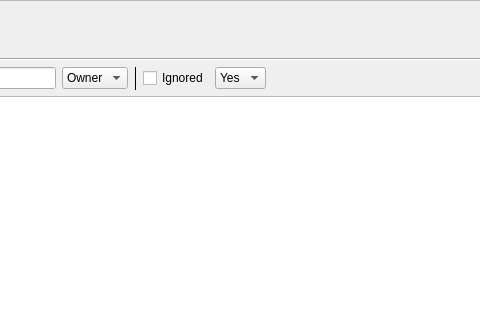
The window that ui/check_status.ui (danlabici/taskcluster-worker-checker) describes before a commit, drawn with Qt 5; both pictures show x 352 to 832 and y 0 to 320 of the 976 by 516 pixel window.
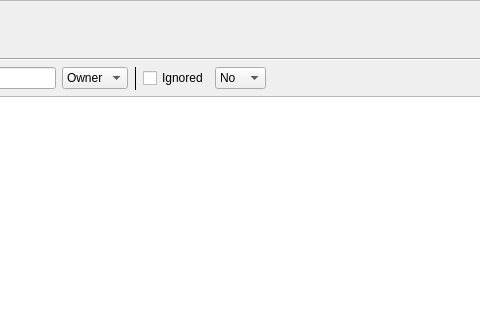
The same window after the commit.

The edit to the form file:
```diff
--- a/ui/check_status.ui
+++ b/ui/check_status.ui
@@ -180,12 +180,12 @@
       <widget class="QComboBox" name="ignore_combo">
        <item>
         <property name="text">
-         <string>Yes</string>
+         <string>No</string>
         </property>
        </item>
        <item>
         <property name="text">
-         <string>No</string>
+         <string>Yes</string>
         </property>
        </item>
       </widget>
```
